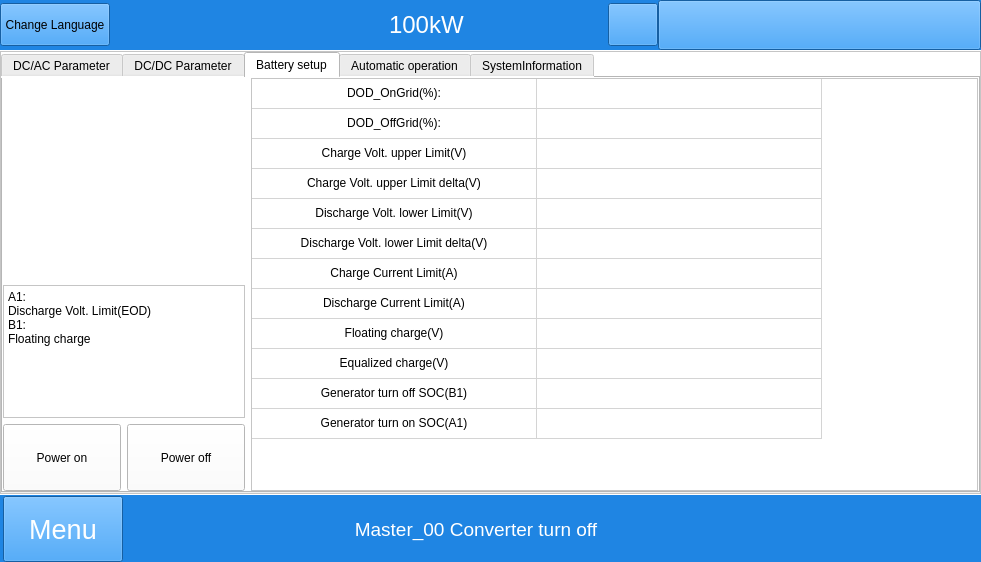
megarevolpr/MWin, file mywidget.ui: the form before one commit.
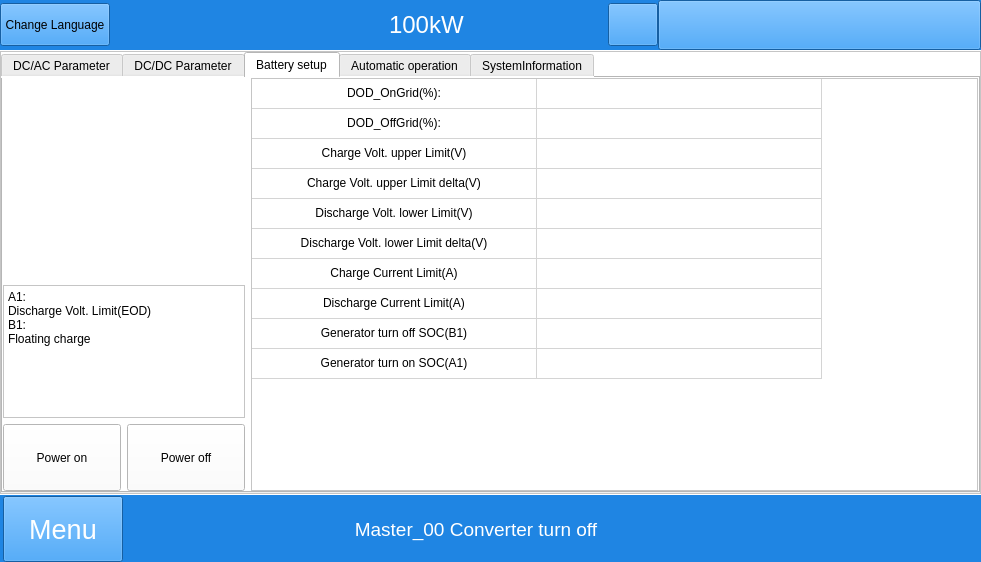
The form after the commit. The open tabs and pages were chosen to show the change. Icons and pictures are not drawn.

```diff
--- a/mywidget.ui
+++ b/mywidget.ui
@@ -7419,7 +7419,7 @@
                           <cursorShape>ArrowCursor</cursorShape>
                          </property>
                          <property name="rowCount">
-                          <number>12</number>
+                          <number>10</number>
                          </property>
                          <property name="columnCount">
                           <number>2</number>
@@ -7446,8 +7446,6 @@
                          <row/>
                          <row/>
                          <row/>
-                         <row/>
-                         <row/>
                          <column/>
                          <column/>
                          <item row="0" column="0">
@@ -7524,7 +7522,7 @@
                          </item>
                          <item row="8" column="0">
                           <property name="text">
-                           <string>Floating charge(V)</string>
+                           <string>Generator turn off SOC(B1)</string>
                           </property>
                           <property name="textAlignment">
                            <set>AlignCenter</set>
@@ -7536,22 +7534,6 @@
                           </property>
                          </item>
                          <item row="9" column="0">
-                          <property name="text">
-                           <string>Equalized charge(V)</string>
-                          </property>
-                          <property name="textAlignment">
-                           <set>AlignCenter</set>
-                          </property>
-                         </item>
-                         <item row="10" column="0">
-                          <property name="text">
-                           <string>Generator turn off SOC(B1)</string>
-                          </property>
-                          <property name="textAlignment">
-                           <set>AlignCenter</set>
-                          </property>
-                         </item>
-                         <item row="11" column="0">
                           <property name="text">
                            <string>Generator turn on SOC(A1)</string>
                           </property>
```
Left out of the diff: 2 changed lines with no effect on the pictures.
